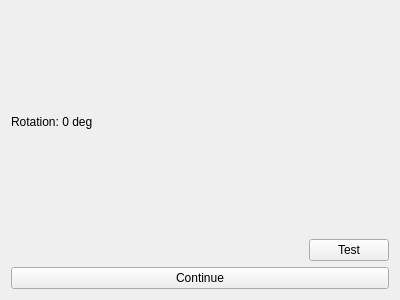
First picture: the form in SwissHCC_CrossAlignForm.ui, repository kkrizka/chister, before the edit.
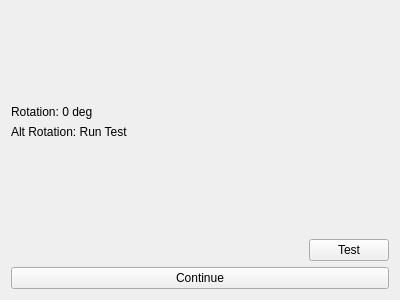
Second picture: the form after the edit.

Commit message: Cross alignment test now calculates the angle.

Diff of the .ui file:
```diff
--- a/SwissHCC_CrossAlignForm.ui
+++ b/SwissHCC_CrossAlignForm.ui
@@ -14,6 +14,19 @@
    <string>Form</string>
   </property>
   <layout class="QVBoxLayout" name="verticalLayout">
+   <item>
+    <spacer name="verticalSpacer">
+     <property name="orientation">
+      <enum>Qt::Vertical</enum>
+     </property>
+     <property name="sizeHint" stdset="0">
+      <size>
+       <width>20</width>
+       <height>40</height>
+      </size>
+     </property>
+    </spacer>
+   </item>
    <item>
     <widget class="QLabel" name="rotationLabel">
      <property name="text">
@@ -21,6 +34,26 @@
      </property>
     </widget>
    </item>
+   <item>
+    <widget class="QLabel" name="testRotationLabel">
+     <property name="text">
+      <string>Alt Rotation: Run Test</string>
+     </property>
+    </widget>
+   </item>
+   <item>
+    <spacer name="verticalSpacer_2">
+     <property name="orientation">
+      <enum>Qt::Vertical</enum>
+     </property>
+     <property name="sizeHint" stdset="0">
+      <size>
+       <width>20</width>
+       <height>40</height>
+      </size>
+     </property>
+    </spacer>
+   </item>
    <item>
     <layout class="QHBoxLayout" name="horizontalLayout">
      <item>
```
The commit also changes 5 other files.
